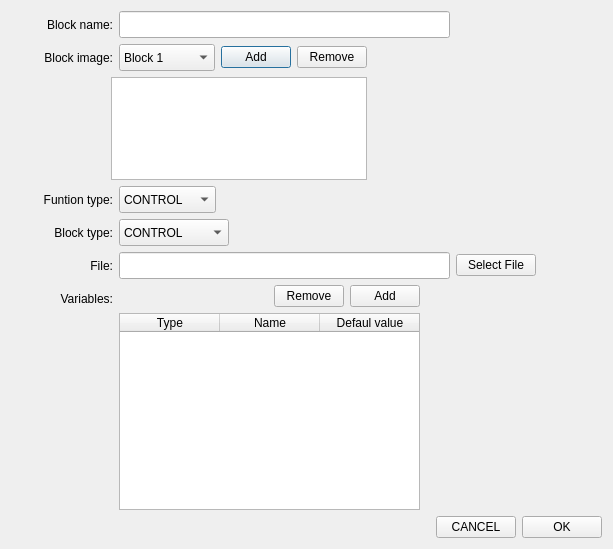
robocomp/LearnBlock, file learnbot_dsl/learnbotCode/guis/createBlock.ui: the form before one commit.
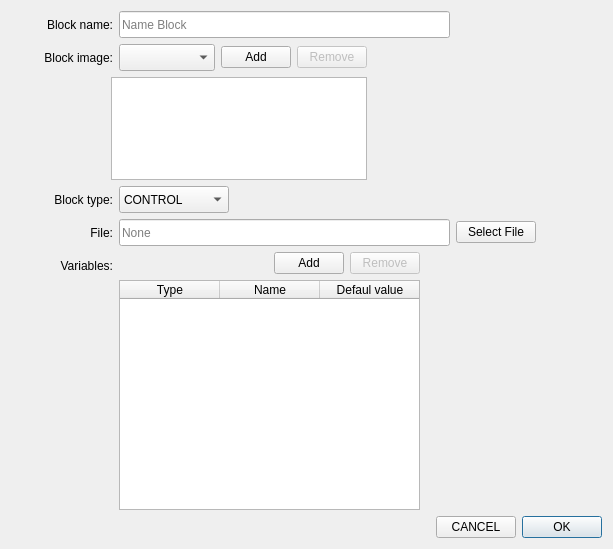
The form after the commit.

Patch:
```diff
--- a/learnbot_dsl/learnbotCode/guis/createBlock.ui
+++ b/learnbot_dsl/learnbotCode/guis/createBlock.ui
@@ -52,6 +52,12 @@
          <height>27</height>
         </size>
        </property>
+       <property name="toolTip">
+        <string extracomment="Name of block"/>
+       </property>
+       <property name="placeholderText">
+        <string>Name Block</string>
+       </property>
       </widget>
      </item>
      <item>
@@ -105,51 +111,9 @@
              <height>27</height>
             </size>
            </property>
-           <item>
-            <property name="text">
-             <string>Block 1</string>
-            </property>
-           </item>
-           <item>
-            <property name="text">
-             <string>Block 2</string>
-            </property>
-           </item>
-           <item>
-            <property name="text">
-             <string>Block 3</string>
-            </property>
-           </item>
-           <item>
-            <property name="text">
-             <string>Block 4</string>
-            </property>
-           </item>
-           <item>
-            <property name="text">
-             <string>Block 5</string>
-            </property>
-           </item>
-           <item>
-            <property name="text">
-             <string>Block 6</string>
-            </property>
-           </item>
-           <item>
-            <property name="text">
-             <string>Block 7</string>
-            </property>
-           </item>
-           <item>
-            <property name="text">
-             <string>Block 8</string>
-            </property>
-           </item>
-           <item>
-            <property name="text">
-             <string>Block 9</string>
-            </property>
-           </item>
+           <property name="toolTip">
+            <string extracomment="You can select diferents blocks"/>
+           </property>
           </widget>
          </item>
          <item>
@@ -163,10 +127,16 @@
            <property name="text">
             <string>Add</string>
            </property>
+           <property name="autoDefault">
+            <bool>false</bool>
+           </property>
           </widget>
          </item>
          <item>
           <widget class="QPushButton" name="pushButtonRemoveBlockImage">
+           <property name="enabled">
+            <bool>false</bool>
+           </property>
            <property name="maximumSize">
             <size>
              <width>70</width>
@@ -176,6 +146,9 @@
            <property name="text">
             <string>Remove</string>
            </property>
+           <property name="autoDefault">
+            <bool>false</bool>
+           </property>
           </widget>
          </item>
         </layout>
@@ -237,70 +210,6 @@
      </item>
     </layout>
    </item>
-   <item>
-    <layout class="QHBoxLayout" name="horizontalLayout_2">
-     <item>
-      <widget class="QLabel" name="label">
-       <property name="minimumSize">
-        <size>
-         <width>102</width>
-         <height>27</height>
-        </size>
-       </property>
-       <property name="maximumSize">
-        <size>
-         <width>102</width>
-         <height>27</height>
-        </size>
-       </property>
-       <property name="text">
-        <string>Funtion type:</string>
-       </property>
-       <property name="alignment">
-        <set>Qt::AlignRight|Qt::AlignTrailing|Qt::AlignVCenter</set>
-       </property>
-      </widget>
-     </item>
-     <item>
-      <widget class="QComboBox" name="comboBoxFuntionType">
-       <property name="maximumSize">
-        <size>
-         <width>110</width>
-         <height>27</height>
-        </size>
-       </property>
-       <item>
-        <property name="text">
-         <string>CONTROL</string>
-        </property>
-       </item>
-       <item>
-        <property name="text">
-         <string>FUNTION</string>
-        </property>
-       </item>
-       <item>
-        <property name="text">
-         <string>OPERATOR</string>
-        </property>
-       </item>
-      </widget>
-     </item>
-     <item>
-      <spacer name="horizontalSpacer_5">
-       <property name="orientation">
-        <enum>Qt::Horizontal</enum>
-       </property>
-       <property name="sizeHint" stdset="0">
-        <size>
-         <width>40</width>
-         <height>20</height>
-        </size>
-       </property>
-      </spacer>
-     </item>
-    </layout>
-   </item>
    <item>
     <layout class="QHBoxLayout" name="horizontalLayout">
      <item>
@@ -413,6 +322,9 @@
          <height>27</height>
         </size>
        </property>
+       <property name="placeholderText">
+        <string>None</string>
+       </property>
       </widget>
      </item>
      <item>
@@ -420,6 +332,9 @@
        <property name="text">
         <string>Select File</string>
        </property>
+       <property name="autoDefault">
+        <bool>false</bool>
+       </property>
       </widget>
      </item>
      <item>
@@ -497,19 +412,6 @@
              </property>
             </spacer>
            </item>
-           <item>
-            <widget class="QPushButton" name="pushButtonRemoveVar">
-             <property name="maximumSize">
-              <size>
-               <width>70</width>
-               <height>16777215</height>
-              </size>
-             </property>
-             <property name="text">
-              <string>Remove</string>
-             </property>
-            </widget>
-           </item>
            <item>
             <widget class="QPushButton" name="pushButtonAddVar">
              <property name="maximumSize">
@@ -521,6 +423,28 @@
              <property name="text">
               <string>Add</string>
              </property>
+             <property name="autoDefault">
+              <bool>false</bool>
+             </property>
+            </widget>
+           </item>
+           <item>
+            <widget class="QPushButton" name="pushButtonRemoveVar">
+             <property name="enabled">
+              <bool>false</bool>
+             </property>
+             <property name="maximumSize">
+              <size>
+               <width>70</width>
+               <height>16777215</height>
+              </size>
+             </property>
+             <property name="text">
+              <string>Remove</string>
+             </property>
+             <property name="autoDefault">
+              <bool>false</bool>
+             </property>
             </widget>
            </item>
           </layout>
```
Left out of the diff: 19 changed lines with no effect on the pictures.
